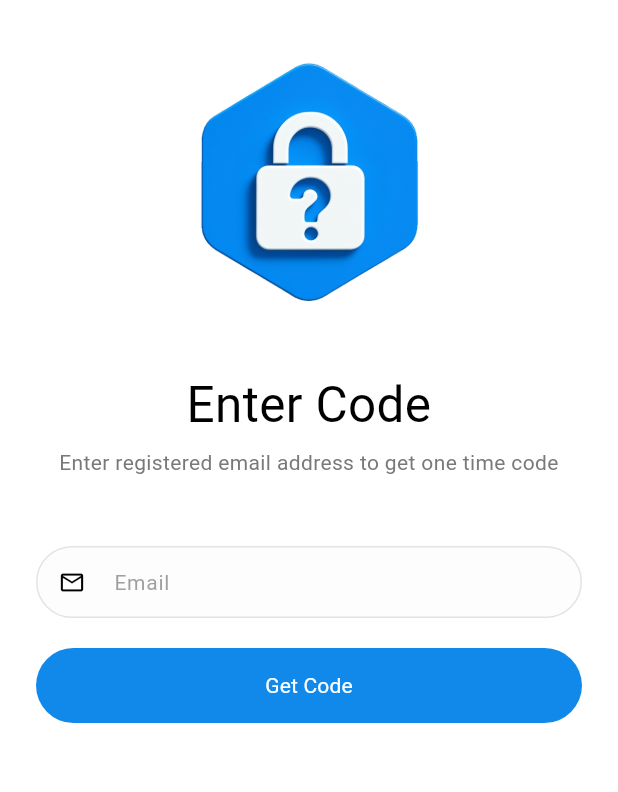
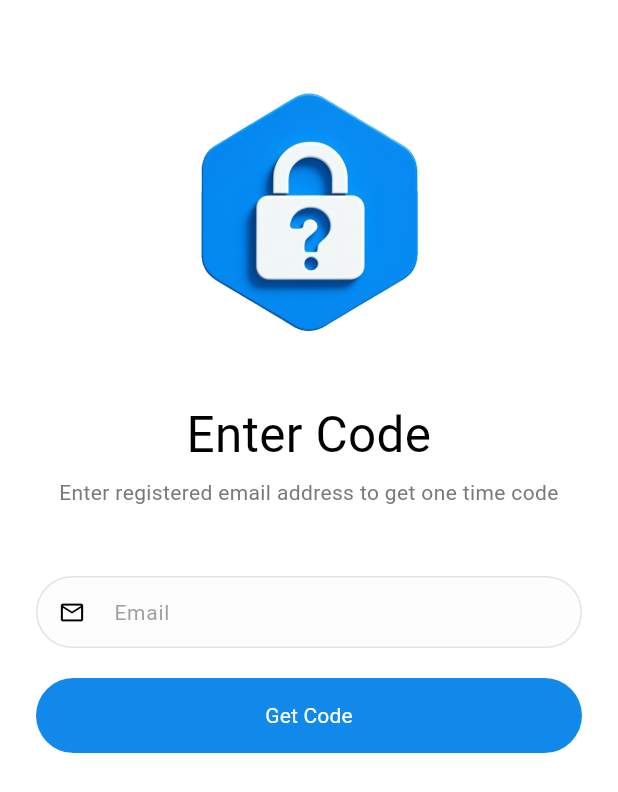
Before and after one commit to huraira-younas/watchmate, a Flutter app: the ForgotPasswordScreen screen opened directly, on a phone screen of 412 x 824 dp. Shown: the top 792 px of the screen. Run offline on Flutter 3.47's test engine with Material 3 defaults, Android fonts, the phone set to English and light mode, and no system bars; our stand-ins replace cached_network_image, country_picker, dio, flutter_bloc, go_router, loading_animation_widget and 1 more; accounts and stored records are empty; Roboto replaces fonts that are missing (Bold, Regular).

Commit message:
Fixed bugs

```diff
--- a/watchmate_app/lib/router/routes/auth_routes.dart
+++ b/watchmate_app/lib/router/routes/auth_routes.dart
@@ -9,6 +9,18 @@ abstract class AuthRoutes {
     page: SplashScreen(),
     name: 'splash',
     path: '/',
+  );
+
+  static const login = AppRoute(
+    page: LoginScreen(),
+    path: '/login',
+    name: 'login',
+  );
+
+  static const signup = AppRoute(
+    page: SignupScreen(),
+    path: '/sign_up',
+    name: 'signup',
   );
 
   static const forgotPassword = AppRoute(
@@ -23,17 +35,5 @@ abstract class AuthRoutes {
     name: 'verify_code',
   );
 
-  static const login = AppRoute(
-    page: LoginScreen(),
-    path: '/login',
-    name: 'login',
-  );
-
-  static const signup = AppRoute(
-    page: SignupScreen(),
-    path: '/sign_up',
-    name: 'signup',
-  );
-
-  static const all = [splash, login, signup];
+  static const all = [splash, login, signup, forgotPassword, verifyCode];
 }
--- a/watchmate_app/lib/screens/auth_screens/forgot_password_screen.dart
+++ b/watchmate_app/lib/screens/auth_screens/forgot_password_screen.dart
@@ -35,7 +35,7 @@ class _ForgotPasswordScreenState extends State<ForgotPasswordScreen> {
           padding: const EdgeInsets.symmetric(horizontal: 24.0),
           child: Column(
             children: [
-              20.h,
+              40.h,
               Image.asset(
                 AppAssets.icons.codeIcon,
                 width: size.width * 0.5,
--- a/watchmate_app/lib/screens/splash_screen/splash_screen.dart
+++ b/watchmate_app/lib/screens/splash_screen/splash_screen.dart
@@ -19,7 +19,7 @@ class _SplashScreenState extends State<SplashScreen> {
   final appname = AppConstants.appname;
 
   Future<void> _getUser() async {
-    Future.delayed(4.secs, () {
+    Future.delayed(2.secs, () {
       if (!mounted) return;
       context.pushReplacement(AuthRoutes.login.path);
     });
```
